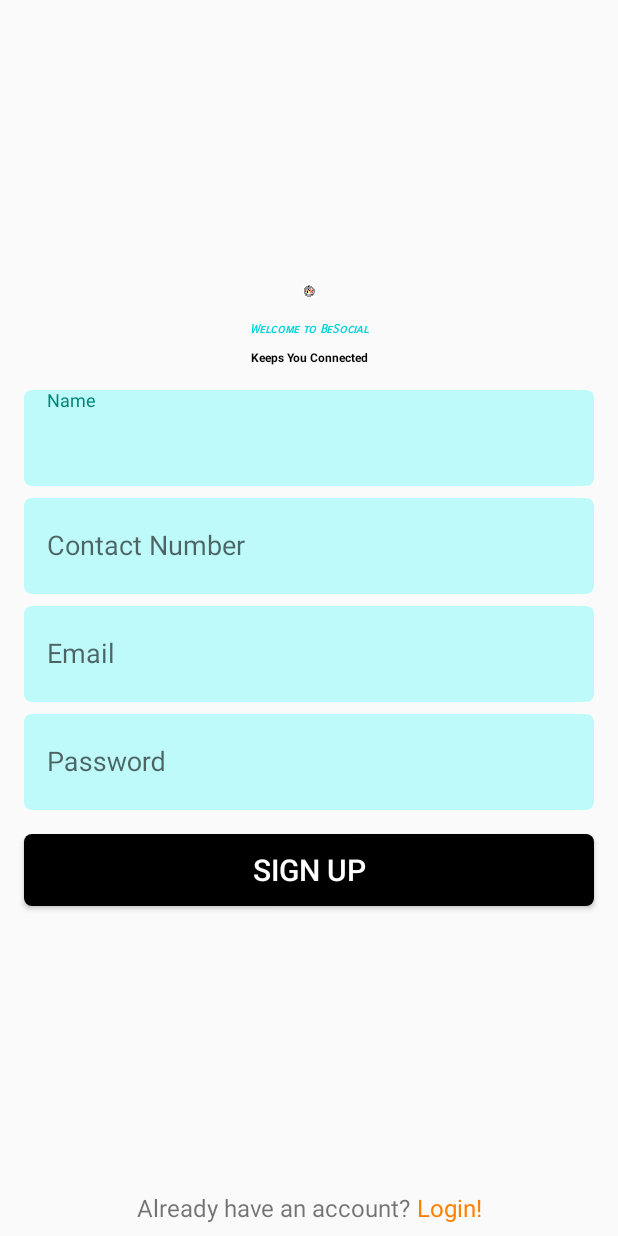
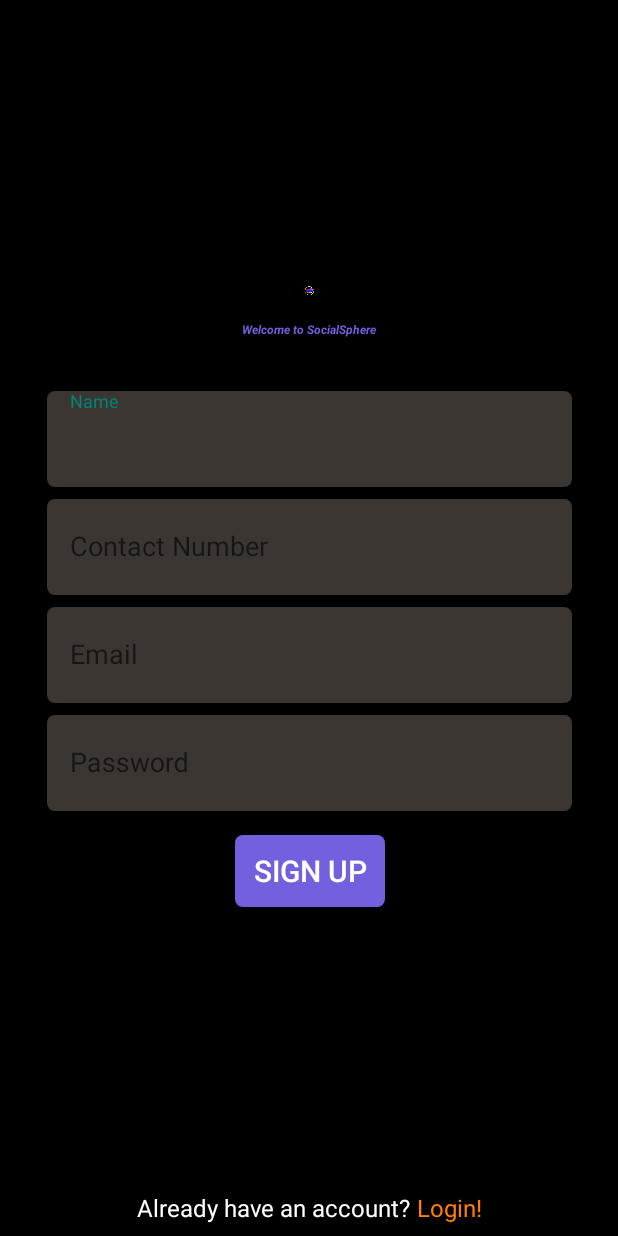
Before and after one commit to Kcode15/Social_Media_App, an Android app: the SignUpActivity screen opened directly, with no data from a screen before it, on a phone screen of 412 x 824 dp. Run offline under Robolectric (Android 15) with nearby library versions, the phone set to English and light mode, and no system bars; our stand-ins replace Firebase (no records; nobody signed in at launch, a user with empty details on screens opened directly).

Commit message:
First Commit by Rashi

```diff
--- a/app/src/main/java/com/example/socialmediaapp/Fragment/AddFragment.java
+++ b/app/src/main/java/com/example/socialmediaapp/Fragment/AddFragment.java
@@ -58,8 +58,7 @@ public class AddFragment extends Fragment {
     }
 
     @Override
-    public View onCreateView(LayoutInflater inflater, ViewGroup container,
-                             Bundle savedInstanceState) {
+    public View onCreateView(LayoutInflater inflater, ViewGroup container, Bundle savedInstanceState) {
         // Inflate the layout for this fragment
         return inflater.inflate(R.layout.fragment_add, container, false);
     }
--- a/app/src/main/res/drawable/input_text_bg.xml
+++ b/app/src/main/res/drawable/input_text_bg.xml
@@ -1,5 +1,5 @@
 <?xml version="1.0" encoding="utf-8"?>
 <shape xmlns:android="http://schemas.android.com/apk/res/android">
-    <solid android:color="#BFFAFB"/>
+    <solid android:color="#3C3633"/>
     <corners android:radius="5dp"/>
 </shape>
--- a/app/src/main/res/layout/activity_sign_up.xml
+++ b/app/src/main/res/layout/activity_sign_up.xml
@@ -4,6 +4,7 @@
     xmlns:tools="http://schemas.android.com/tools"
     android:layout_width="match_parent"
     android:layout_height="match_parent"
+    android:background="@color/black"
     tools:context=".SignUpActivity">
 
     <ImageView
@@ -23,9 +24,9 @@
         android:layout_width="wrap_content"
         android:layout_height="wrap_content"
         android:layout_marginTop="16dp"
-        android:fontFamily="sans-serif-smallcaps"
-        android:text="Welcome to BeSocial"
-        android:textColor="@color/sea_blue"
+        android:fontFamily="sans-serif"
+        android:text="Welcome to SocialSphere"
+        android:textColor="#7360DF"
         android:textSize="@dimen/_24font_mdp"
         android:textStyle="bold|italic"
         app:layout_constraintBottom_toTopOf="@+id/textView16"
@@ -51,7 +52,7 @@
 
     <com.google.android.material.textfield.TextInputLayout
         android:id="@+id/textInputLayout3"
-        android:layout_width="match_parent"
+        android:layout_width="350dp"
         android:layout_height="wrap_content"
         android:layout_marginStart="16dp"
         android:layout_marginTop="16dp"
@@ -67,7 +68,7 @@
 
         <com.google.android.material.textfield.TextInputEditText
             android:id="@+id/nameET"
-            android:layout_width="match_parent"
+            android:layout_width="350dp"
             android:layout_height="48dp"
             android:background="@drawable/input_text_bg"
             android:hint="Name"
@@ -76,7 +77,7 @@
 
     <com.google.android.material.textfield.TextInputLayout
         android:id="@+id/textInputLayout4"
-        android:layout_width="match_parent"
+        android:layout_width="350dp"
         android:layout_height="wrap_content"
         android:layout_marginStart="16dp"
         android:layout_marginTop="8dp"
@@ -101,7 +102,7 @@
 
     <com.google.android.material.textfield.TextInputLayout
         android:id="@+id/textInputLayout"
-        android:layout_width="match_parent"
+        android:layout_width="350dp"
         android:layout_height="wrap_content"
         android:layout_marginStart="16dp"
         android:layout_marginTop="8dp"
@@ -126,7 +127,7 @@
 
     <com.google.android.material.textfield.TextInputLayout
         android:id="@+id/textInputLayout2"
-        android:layout_width="match_parent"
+        android:layout_width="350dp"
         android:layout_height="wrap_content"
         android:layout_marginStart="16dp"
         android:layout_marginTop="8dp"
@@ -151,11 +152,11 @@
 
     <Button
         android:id="@+id/signUpBtn"
-        android:layout_width="0dp"
+        android:layout_width="100dp"
         android:layout_height="wrap_content"
         android:layout_marginTop="16dp"
         android:background="@drawable/input_text_bg"
-        android:backgroundTint="@color/black"
+        android:backgroundTint="#7360DF"
         android:text="Sign Up"
         android:textColor="@color/white"
         android:textSize="20sp"
@@ -171,6 +172,7 @@
         android:layout_height="wrap_content"
         android:text="Already have an account? "
         android:textSize="16sp"
+        android:textColor="@color/white"
         app:layout_constraintBottom_toBottomOf="@+id/goToLogin"
         app:layout_constraintEnd_toStartOf="@+id/goToLogin"
         app:layout_constraintHorizontal_bias="0.5"
--- a/app/src/main/res/layout/fragment_home.xml
+++ b/app/src/main/res/layout/fragment_home.xml
@@ -28,10 +28,11 @@
                 android:layout_width="wrap_content"
                 android:layout_height="wrap_content"
                 android:layout_marginStart="16dp"
-                android:text="Be Social"
-                android:textColor="@color/sea_blue"
+                android:text="Social Sphere"
+                android:textColor="#7360DF"
                 android:textSize="@dimen/_24font_mdp"
                 android:textStyle="bold"
+                android:fontFamily="sans-serif"
                 app:layout_constraintBottom_toBottomOf="@id/profile_image"
                 app:layout_constraintStart_toStartOf="parent"
                 app:layout_constraintTop_toTopOf="@+id/profile_image" />
```
Also changed, not shown: app/src/main/res/layout/activity_login.xml (+9 -7 lines), app/src/main/res/drawable/icon1.png.
